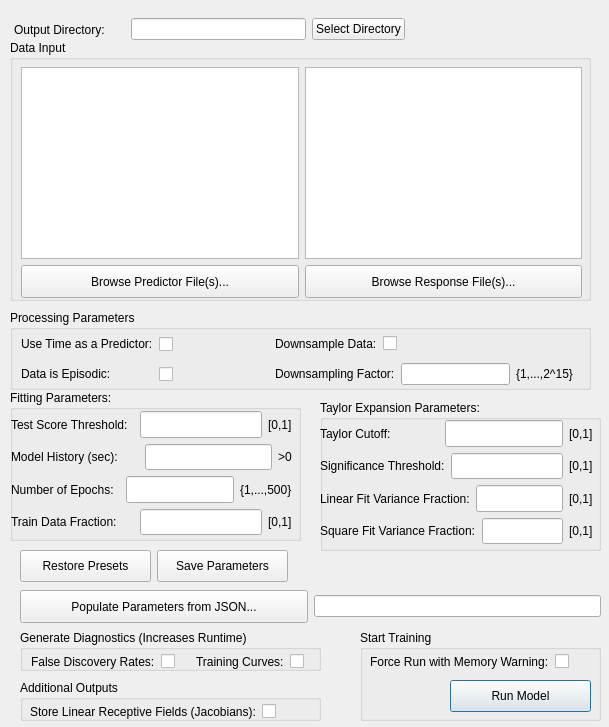
The window that neuro_mine/ui/mine_train.ui (matovic5/neuro_mine) describes before a commit, drawn with Qt 5.
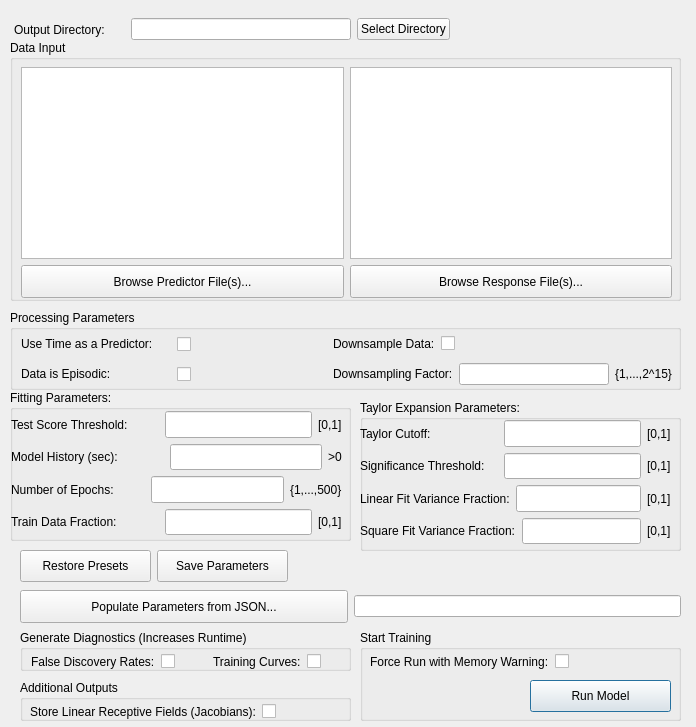
The same window after the commit. Icons and pictures are not drawn.

Commit message: test of larger Train GUI

What changed in the file:
```diff
--- a/neuro_mine/ui/mine_train.ui
+++ b/neuro_mine/ui/mine_train.ui
@@ -6,7 +6,7 @@
    <rect>
     <x>0</x>
     <y>0</y>
-    <width>609</width>
+    <width>696</width>
     <height>727</height>
    </rect>
   </property>
@@ -29,7 +29,7 @@
     <rect>
      <x>10</x>
      <y>40</y>
-     <width>581</width>
+     <width>671</width>
      <height>261</height>
     </rect>
    </property>
@@ -54,7 +54,7 @@
      <rect>
       <x>11</x>
       <y>27</y>
-      <width>561</width>
+      <width>651</width>
       <height>231</height>
      </rect>
     </property>
@@ -113,7 +113,7 @@
     <rect>
      <x>10</x>
      <y>390</y>
-     <width>291</width>
+     <width>341</width>
      <height>151</height>
     </rect>
    </property>
@@ -125,7 +125,7 @@
      <rect>
       <x>1</x>
       <y>21</y>
-      <width>281</width>
+      <width>331</width>
       <height>124</height>
      </rect>
     </property>
@@ -296,9 +296,9 @@
   <widget class="QGroupBox" name="groupBox_3">
    <property name="geometry">
     <rect>
-     <x>320</x>
+     <x>360</x>
      <y>400</y>
-     <width>281</width>
+     <width>321</width>
      <height>151</height>
     </rect>
    </property>
@@ -310,7 +310,7 @@
      <rect>
       <x>0</x>
       <y>20</y>
-      <width>273</width>
+      <width>311</width>
       <height>124</height>
      </rect>
     </property>
@@ -483,7 +483,7 @@
     <rect>
      <x>20</x>
      <y>630</y>
-     <width>301</width>
+     <width>331</width>
      <height>41</height>
     </rect>
    </property>
@@ -495,7 +495,7 @@
      <rect>
       <x>11</x>
       <y>20</y>
-      <width>288</width>
+      <width>321</width>
       <height>23</height>
      </rect>
     </property>
@@ -560,7 +560,7 @@
     <rect>
      <x>20</x>
      <y>680</y>
-     <width>301</width>
+     <width>331</width>
      <height>41</height>
     </rect>
    </property>
@@ -572,7 +572,7 @@
      <rect>
       <x>10</x>
       <y>20</y>
-      <width>307</width>
+      <width>321</width>
       <height>23</height>
      </rect>
     </property>
@@ -649,7 +649,7 @@
     <rect>
      <x>20</x>
      <y>590</y>
-     <width>581</width>
+     <width>661</width>
      <height>33</height>
     </rect>
    </property>
@@ -677,7 +677,7 @@
     <rect>
      <x>10</x>
      <y>310</y>
-     <width>581</width>
+     <width>671</width>
      <height>80</height>
     </rect>
    </property>
@@ -689,7 +689,7 @@
      <rect>
       <x>11</x>
       <y>22</y>
-      <width>552</width>
+      <width>651</width>
       <height>54</height>
      </rect>
     </property>
@@ -785,7 +785,7 @@
     <rect>
      <x>360</x>
      <y>630</y>
-     <width>241</width>
+     <width>321</width>
      <height>91</height>
     </rect>
    </property>
@@ -797,7 +797,7 @@
      <rect>
       <x>10</x>
       <y>20</y>
-      <width>224</width>
+      <width>311</width>
       <height>23</height>
      </rect>
     </property>
@@ -821,7 +821,7 @@
    <widget class="QPushButton" name="pushButton">
     <property name="geometry">
      <rect>
-      <x>90</x>
+      <x>170</x>
       <y>50</y>
       <width>141</width>
       <height>32</height>
@@ -846,7 +846,7 @@
     <rect>
      <x>14</x>
      <y>12</y>
-     <width>571</width>
+     <width>661</width>
      <height>35</height>
     </rect>
    </property>
```
The commit also changes 1 other file.
